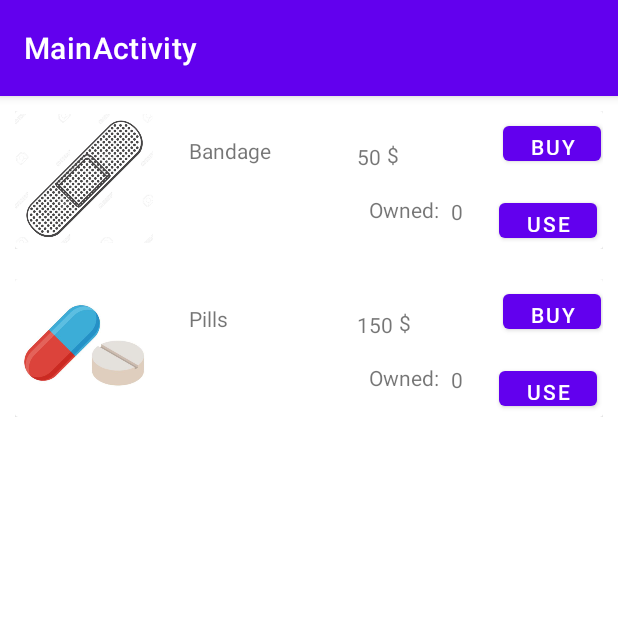
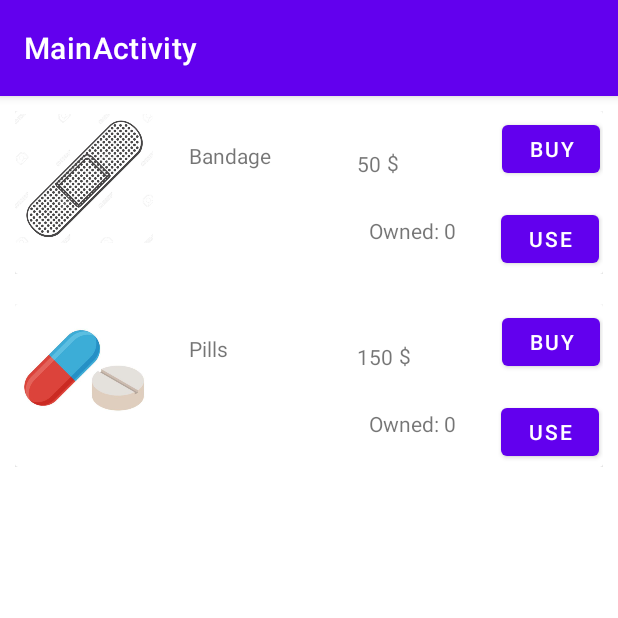
Before and after one commit to RaduGitHub/tamagotchi, an Android app: the MainActivity screen opened directly, with no data from a screen before it, after a tap on an icon or button, on a phone screen of 412 x 824 dp, the top half of it. Run offline under Robolectric (Android 15) with nearby library versions, the light colour scheme and no system bars.

Commit message:
Events Buttons

```diff
--- a/app/src/main/java/com/example/tomogatchi2/Game1.java
+++ b/app/src/main/java/com/example/tomogatchi2/Game1.java
@@ -126,8 +126,8 @@ public class Game1 extends AppCompatActivity {
             public void onClick(View v) {
                 points += 1;
                 score.setText(String.valueOf(points));
-                final int randomX = new Random().nextInt(width - 100);
-                final int randomY = new Random().nextInt(height - 100);
+                final int randomX = new Random().nextInt(width - 200);
+                final int randomY = new Random().nextInt(height - 300);
 
                 button.animate().x(randomX).y(randomY);
             }
--- a/app/src/main/java/com/example/tomogatchi2/MainActivity.java
+++ b/app/src/main/java/com/example/tomogatchi2/MainActivity.java
@@ -37,6 +37,7 @@ public class MainActivity extends AppCompatActivity {
     boolean foodActive = false;
     boolean sleepActive = false;
     boolean sickActive = false;
+    boolean cleanActive = false;
     StepCounter fragment;
 
     Handler happinesHandler = new Handler();
@@ -139,7 +140,7 @@ public class MainActivity extends AppCompatActivity {
 
     public void walkButton()
     {
-        ImageButton bt = findViewById(R.id.imageButton0);
+        ImageButton bt = findViewById(R.id.imageButton);
         bt.setVisibility(View.VISIBLE);
         bt.setOnClickListener(new View.OnClickListener()
         {
@@ -151,27 +152,60 @@ public class MainActivity extends AppCompatActivity {
                 fragmentTransaction.show(fragment);
                 Data.fragments += 1;
                 fragmentTransaction.commit();
-                walkButtonUndo();
             }
         });
     }
 
-    public void walkButtonUndo(){
-        ImageButton bt = findViewById(R.id.imageButton0);
-
+    public void sleepButton()
+    {
+        ImageButton bt = findViewById(R.id.imageButton3);
+        bt.setVisibility(View.VISIBLE);
         bt.setOnClickListener(new View.OnClickListener()
         {
             public void onClick(View v)
             {
-                FragmentManager fragmentManager = getSupportFragmentManager();
-                FragmentTransaction fragmentTransaction = fragmentManager.beginTransaction();
-
-                fragmentTransaction.hide(fragment);
-                bt.setVisibility(View.INVISIBLE);
-                fragmentTransaction.commit();
+                // to do //
             }
         });
+    }
 
+    public void sickButton()
+    {
+        ImageButton bt = findViewById(R.id.imageButton0);
+        bt.setVisibility(View.VISIBLE);
+        bt.setOnClickListener(new View.OnClickListener()
+        {
+            public void onClick(View v)
+            {
+                // to do //
+            }
+        });
+    }
+
+    public void cleanButton()
+    {
+        ImageButton bt = findViewById(R.id.imageButton4);
+        bt.setVisibility(View.VISIBLE);
+        bt.setOnClickListener(new View.OnClickListener()
+        {
+            public void onClick(View v)
+            {
+                // to do //
+            }
+        });
+    }
+
+    public void foodButton()
+    {
+        ImageButton bt = findViewById(R.id.imageButton5);
+        bt.setVisibility(View.VISIBLE);
+        bt.setOnClickListener(new View.OnClickListener()
+        {
+            public void onClick(View v)
+            {
+                // to do //
+            }
+        });
     }
 
 
@@ -234,6 +268,7 @@ public class MainActivity extends AppCompatActivity {
         WalkEventCheck();
         SickEventCheck();
         SleepEventCheck();
+        CleanEventCheck();
     }
 
 
@@ -247,24 +282,28 @@ public class MainActivity extends AppCompatActivity {
                 Log.d("MANCARE ", " random = " + i);
                 foodActive = true;
                 foodCounter = 0;
+                foodButton();
             }
             else if(foodCounter >= 6 && foodCounter < 8 && time <= 25)
             {
                 Log.d("MANCARE ", " random = " + i);
                 foodActive = true;
                 foodCounter = 0;
+                foodButton();
             }
             else if(foodCounter >= 8 && foodCounter < 10 && time <= 50)
             {
                 Log.d("MANCARE ", " random = " + i);
                 foodActive = true;
                 foodCounter = 0;
+                foodButton();
             }
             else if(foodCounter == 10)
             {
                 Log.d("MANCARE ", " random = " + i);
                 foodActive = true;
                 foodCounter = 0;
+                foodButton();
             }
         }
 
@@ -315,18 +354,21 @@ public class MainActivity extends AppCompatActivity {
                 Log.d("SICK ", " random = " + i);
                 sickActive = true;
                 sickCounter = 0;
+                sickButton();
             }
             else if(sickCounter >= 2160 && sickCounter < 4320 && time <= 25)
             {
                 Log.d("SICK ", " random = " + i);
                 sickActive = true;
                 sickCounter = 0;
+                sickButton();
             }
             else if(sickCounter >= 4320 && time <= 50)
             {
                 Log.d("SICK ", " random = " + i);
                 sickActive = true;
                 sickCounter = 0;
+                sickButton();
             }
         }
     }
@@ -341,24 +383,55 @@ public class MainActivity extends AppCompatActivity {
                 Log.d("SOMN ", " random = " + i);
                 sleepActive = true;
                 sleepCounter = 0;
+                sleepButton();
             }
             else if(sleepCounter >= 8 && sleepCounter < 16 && time <= 25)
             {
                 Log.d("SOMN ", " random = " + i);
                 sleepActive = true;
                 sleepCounter = 0;
+                sleepButton();
             }
             else if(sleepCounter >= 16 && sleepCounter < 24 && time <= 50)
             {
                 Log.d("SOMN ", " random = " + i);
                 sleepActive = true;
                 sleepCounter = 0;
+                sleepButton();
             }
             else if(sleepCounter >= 24)
             {
                 Log.d("SOMN ", " random = " + i);
                 sleepActive = true;
                 sleepCounter = 0;
+                sleepButton();
+            }
+        }
+    }
+
+    public void CleanEventCheck() {
+        if (!cleanActive) {
+            int time = randomTime.nextInt(100);
+            if (cleanCounter < 24 && time < 10) {
+                Log.d("Clean ", " random = " + i);
+                cleanActive = true;
+                cleanCounter = 0;
+                cleanButton();
+            } else if (cleanCounter >= 24 && cleanCounter < 48 && time <= 25) {
+                Log.d("Clean ", " random = " + i);
+                cleanActive = true;
+                cleanCounter = 0;
+                cleanButton();
+            } else if (cleanCounter >= 48 && cleanCounter < 96 && time <= 50) {
+                Log.d("Clean ", " random = " + i);
+                cleanActive = true;
+                cleanCounter = 0;
+                cleanButton();
+            } else if (cleanCounter >= 96) {
+                Log.d("Clean ", " random = " + i);
+                cleanActive = true;
+                cleanCounter = 0;
+                cleanButton();
             }
         }
     }
--- a/app/src/main/res/layout/shop_row.xml
+++ b/app/src/main/res/layout/shop_row.xml
@@ -31,17 +31,17 @@
                 android:text="1"
                 app:layout_constraintBottom_toBottomOf="parent"
                 app:layout_constraintEnd_toEndOf="parent"
-                app:layout_constraintHorizontal_bias="0.051"
+                app:layout_constraintHorizontal_bias="0.0"
                 app:layout_constraintStart_toEndOf="@+id/text_box"
                 app:layout_constraintTop_toBottomOf="@+id/food_price"
-                app:layout_constraintVertical_bias="0.529" />
+                app:layout_constraintVertical_bias="0.565" />
 
             <TextView
                 android:id="@+id/text_box"
                 android:layout_width="wrap_content"
                 android:layout_height="wrap_content"
                 android:layout_marginStart="144dp"
-                android:layout_marginTop="16dp"
+                android:layout_marginTop="25dp"
                 android:text="Owned: "
                 app:layout_constraintBottom_toBottomOf="parent"
                 app:layout_constraintStart_toEndOf="@+id/food_image"
@@ -57,7 +57,7 @@
                 app:layout_constraintBottom_toBottomOf="parent"
                 app:layout_constraintStart_toEndOf="@+id/food_price"
                 app:layout_constraintTop_toTopOf="parent"
-                app:layout_constraintVertical_bias="0.267" />
+                app:layout_constraintVertical_bias="0.277" />
 
             <TextView
                 android:id="@+id/food_name_txt"
@@ -77,7 +77,7 @@
                 android:layout_width="wrap_content"
                 android:layout_height="wrap_content"
                 android:layout_marginStart="136dp"
-                android:layout_marginBottom="52dp"
+                android:layout_marginBottom="64dp"
                 android:text="Description"
                 app:layout_constraintBottom_toBottomOf="parent"
                 app:layout_constraintEnd_toEndOf="parent"
@@ -99,30 +99,32 @@
             <Button
                 android:id="@+id/buyButton"
                 android:layout_width="65dp"
-                android:layout_height="35dp"
+                android:layout_height="44dp"
                 android:layout_marginTop="3dp"
                 android:layout_marginBottom="52dp"
                 android:text="Buy"
                 app:layout_constraintBottom_toBottomOf="parent"
                 app:layout_constraintEnd_toEndOf="parent"
-                app:layout_constraintHorizontal_bias="0.995"
+                app:layout_constraintHorizontal_bias="0.991"
                 app:layout_constraintStart_toEndOf="@+id/food_image"
-                app:layout_constraintTop_toTopOf="parent" />
+                app:layout_constraintTop_toTopOf="parent"
+                app:layout_constraintVertical_bias="0.0" />
 
             <Button
                 android:id="@+id/useButton"
                 android:layout_width="65dp"
-                android:layout_height="35dp"
-                android:layout_marginStart="24dp"
+                android:layout_height="44dp"
+                android:layout_marginStart="30dp"
                 android:layout_marginTop="16dp"
-                android:layout_marginEnd="5dp"
                 android:layout_marginBottom="1dp"
                 android:text="Use"
+                android:textAlignment="center"
                 app:layout_constraintBottom_toBottomOf="parent"
                 app:layout_constraintEnd_toEndOf="parent"
                 app:layout_constraintHorizontal_bias="0.0"
                 app:layout_constraintStart_toEndOf="@+id/owned_food_count"
-                app:layout_constraintTop_toBottomOf="@+id/buyButton" />
+                app:layout_constraintTop_toBottomOf="@+id/buyButton"
+                app:layout_constraintVertical_bias="0.0" />
 
         </androidx.constraintlayout.widget.ConstraintLayout>
     </androidx.cardview.widget.CardView>
```
Also changed, not shown: app/src/main/java/com/example/tomogatchi2/Data.java (+10 -0 lines), app/src/main/java/com/example/tomogatchi2/NamePet.java (+11 -0 lines), app/src/main/java/com/example/tomogatchi2/RecyclerViewAdapter.java (+10 -0 lines), app/src/main/res/layout/activity_main.xml (+50 -2 lines), app/src/main/res/drawable/bath.png (added), app/src/main/res/drawable/bed.png (added), app/src/main/res/drawable/boxtissue.png (added), app/src/main/res/drawable/burger.png (added).
